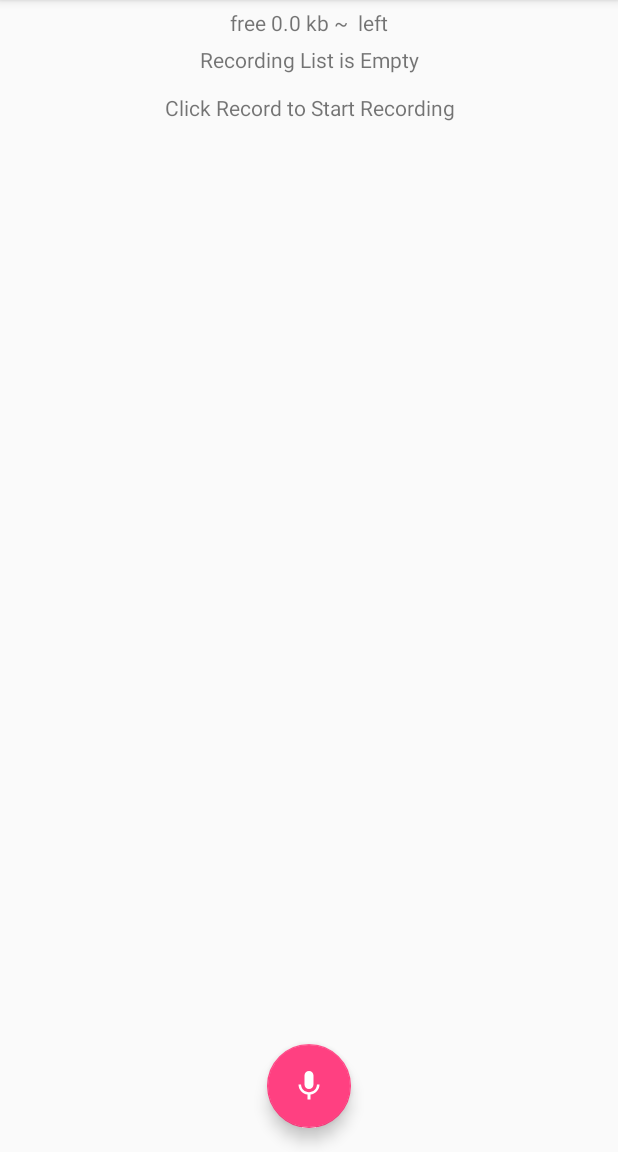
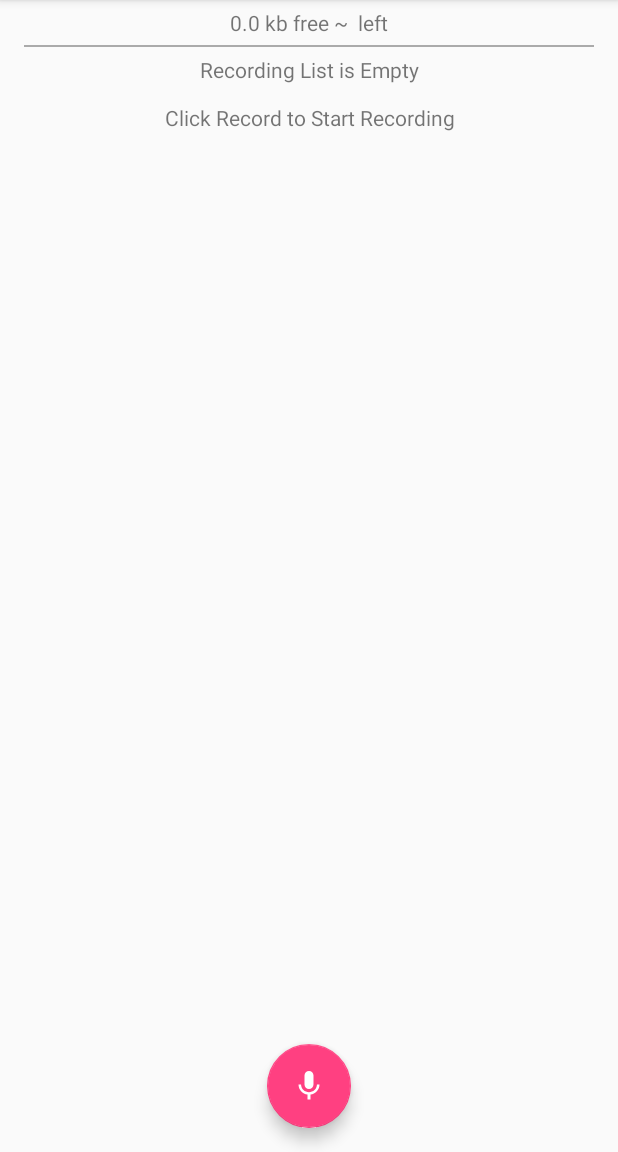
Before and after one commit to BeatriceFendt/android-call-recorder, an Android app: the screen it shows after launch (MainActivity), on a phone screen of 412 x 824 dp, the part 84-1236 px from its top. Run offline under Robolectric (Android 15) with nearby library versions, the phone set to English and light mode, and no system bars; 10 statements that could not run were skipped.

Commit message:
small rearrange UI

```diff
--- a/app/src/main/java/com/github/axet/audiorecorder/activities/MainActivity.java
+++ b/app/src/main/java/com/github/axet/audiorecorder/activities/MainActivity.java
@@ -687,7 +687,7 @@ public class MainActivity extends AppCompatActivity implements AbsListView.OnScr
             str = getResources().getQuantityString(R.plurals.seconds, diffSeconds, diffSeconds);
         }
 
-        String ss = String.format("free %s ~ %s left", MainApplication.formatSize(free), str);
+        String ss = String.format("%s free ~ %s left", MainApplication.formatSize(free), str);
 
         TextView text = (TextView) findViewById(R.id.space_left);
         text.setText(ss);
--- a/app/src/main/res/layout/content_main.xml
+++ b/app/src/main/res/layout/content_main.xml
@@ -18,21 +18,33 @@
         android:layout_height="wrap_content"
         android:layout_gravity="center"
         android:padding="5dp"
-        android:text="free 32G ~ 3 hours left" />
+        android:text="32G free ~ 3 hours left" />
+
+    <LinearLayout
+        android:id="@+id/empty_list"
+        android:layout_width="match_parent"
+        android:layout_height="wrap_content"
+        android:orientation="vertical">
+
+        <View
+            android:layout_width="match_parent"
+            android:layout_height="1dp"
+            android:background="@android:color/darker_gray" />
+
+        <TextView
+            android:layout_width="match_parent"
+            android:layout_height="wrap_content"
+            android:padding="5dp"
+            android:text="Recording List is Empty\n\nClick Record to Start Recording"
+            android:textAlignment="center"></TextView>
+
+    </LinearLayout>
 
     <ListView
         android:id="@+id/list"
         android:layout_width="match_parent"
-        android:layout_height="match_parent"
+        android:layout_height="wrap_content"
+        android:layout_weight="1"
         android:clipToPadding="false"
         android:paddingBottom="61dp"></ListView>
-
-    <TextView
-        android:id="@+id/empty_list"
-        android:layout_width="match_parent"
-        android:layout_height="match_parent"
-        android:text="Recording List is Empty\n\nClick Record to Start Recording"
-        android:textAlignment="center"
-        android:visibility="gone"></TextView>
-
 </LinearLayout>
```
